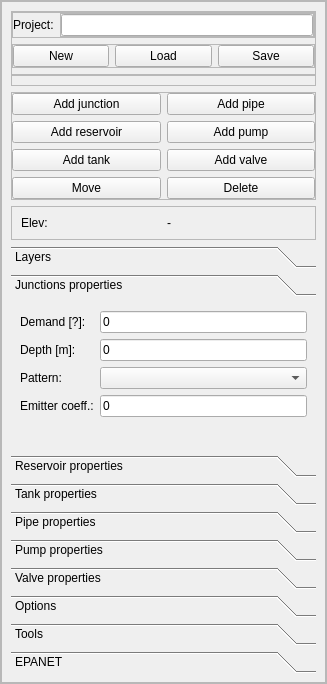
aecforge/QEPANET, file ui/qepanet_dockwidget.ui: the form before one commit.
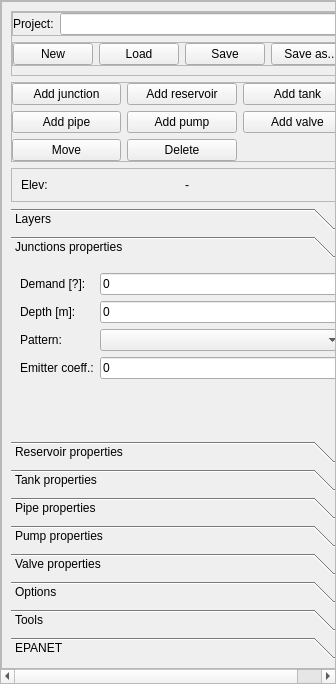
The form after the commit. The open tabs and pages were chosen to show the change.

Commit message: - Rearranged main GUI icons - Replaced some buttons text with icons - Streamlined layer creation and CRS handling - Some bugs fixed

The edit to the form file:
```diff
--- a/ui/qepanet_dockwidget.ui
+++ b/ui/qepanet_dockwidget.ui
@@ -6,7 +6,7 @@
    <rect>
     <x>0</x>
     <y>0</y>
-    <width>327</width>
+    <width>336</width>
     <height>684</height>
    </rect>
   </property>
@@ -28,8 +28,8 @@
         <rect>
          <x>0</x>
          <y>0</y>
-         <width>325</width>
-         <height>660</height>
+         <width>342</width>
+         <height>643</height>
         </rect>
        </property>
        <layout class="QVBoxLayout" name="verticalLayout_3">
@@ -98,25 +98,10 @@
                   </widget>
                  </item>
                  <item row="0" column="1">
-                  <widget class="QFrame" name="frame_7">
-                   <property name="frameShape">
-                    <enum>QFrame::StyledPanel</enum>
+                  <widget class="QLineEdit" name="txt_prj_file">
+                   <property name="readOnly">
+                    <bool>true</bool>
                    </property>
-                   <property name="frameShadow">
-                    <enum>QFrame::Raised</enum>
-                   </property>
-                   <layout class="QHBoxLayout" name="horizontalLayout">
-                    <property name="margin">
-                     <number>0</number>
-                    </property>
-                    <item>
-                     <widget class="QLineEdit" name="txt_prj_file">
-                      <property name="readOnly">
-                       <bool>true</bool>
-                      </property>
-                     </widget>
-                    </item>
-                   </layout>
                   </widget>
                  </item>
                 </layout>
@@ -155,21 +140,13 @@
                    </property>
                   </widget>
                  </item>
-                </layout>
-               </widget>
-              </item>
-              <item>
-               <widget class="QFrame" name="frame_6">
-                <property name="frameShape">
-                 <enum>QFrame::StyledPanel</enum>
-                </property>
-                <property name="frameShadow">
-                 <enum>QFrame::Raised</enum>
-                </property>
-                <layout class="QHBoxLayout" name="horizontalLayout_5">
-                 <property name="margin">
-                  <number>0</number>
-                 </property>
+                 <item>
+                  <widget class="QPushButton" name="btn_project_saveas">
+                   <property name="text">
+                    <string>Save as...</string>
+                   </property>
+                  </widget>
+                 </item>
                 </layout>
                </widget>
               </item>
@@ -194,34 +171,6 @@
               <property name="margin">
                <number>0</number>
               </property>
-              <item row="2" column="0">
-               <widget class="QPushButton" name="btn_add_reservoir">
-                <property name="text">
-                 <string>Add reservoir</string>
-                </property>
-               </widget>
-              </item>
-              <item row="3" column="1">
-               <widget class="QPushButton" name="btn_add_valve">
-                <property name="text">
-                 <string>Add valve</string>
-                </property>
-               </widget>
-              </item>
-              <item row="2" column="1">
-               <widget class="QPushButton" name="btn_add_pump">
-                <property name="text">
-                 <string>Add pump</string>
-                </property>
-               </widget>
-              </item>
-              <item row="3" column="0">
-               <widget class="QPushButton" name="btn_add_tank">
-                <property name="text">
-                 <string>Add tank</string>
-                </property>
-               </widget>
-              </item>
               <item row="4" column="0">
                <widget class="QPushButton" name="btn_move_element">
                 <property name="text">
@@ -229,13 +178,6 @@
                 </property>
                </widget>
               </item>
-              <item row="1" column="1">
-               <widget class="QPushButton" name="btn_add_pipe">
-                <property name="text">
-                 <string>Add pipe</string>
-                </property>
-               </widget>
-              </item>
               <item row="1" column="0">
                <widget class="QPushButton" name="btn_add_junction">
                 <property name="text">
@@ -246,6 +188,41 @@
                 </property>
                </widget>
               </item>
+              <item row="1" column="1">
+               <widget class="QPushButton" name="btn_add_reservoir">
+                <property name="text">
+                 <string>Add reservoir</string>
+                </property>
+               </widget>
+              </item>
+              <item row="1" column="2">
+               <widget class="QPushButton" name="btn_add_tank">
+                <property name="text">
+                 <string>Add tank</string>
+                </property>
+               </widget>
+              </item>
+              <item row="2" column="0">
+               <widget class="QPushButton" name="btn_add_pipe">
+                <property name="text">
+                 <string>Add pipe</string>
+                </property>
+               </widget>
+              </item>
+              <item row="2" column="1">
+               <widget class="QPushButton" name="btn_add_pump">
+                <property name="text">
+                 <string>Add pump</string>
+                </property>
+               </widget>
+              </item>
+              <item row="2" column="2">
+               <widget class="QPushButton" name="btn_add_valve">
+                <property name="text">
+                 <string>Add valve</string>
+                </property>
+               </widget>
+              </item>
               <item row="4" column="1">
                <widget class="QPushButton" name="btn_delete_element">
                 <property name="text">
@@ -428,8 +405,8 @@
                <rect>
                 <x>0</x>
                 <y>0</y>
-                <width>305</width>
-                <height>133</height>
+                <width>322</width>
+                <height>155</height>
                </rect>
               </property>
               <attribute name="label">
```
Left out of the diff: 28 changed lines with no effect on the pictures. The commit also changes 17 other files.
